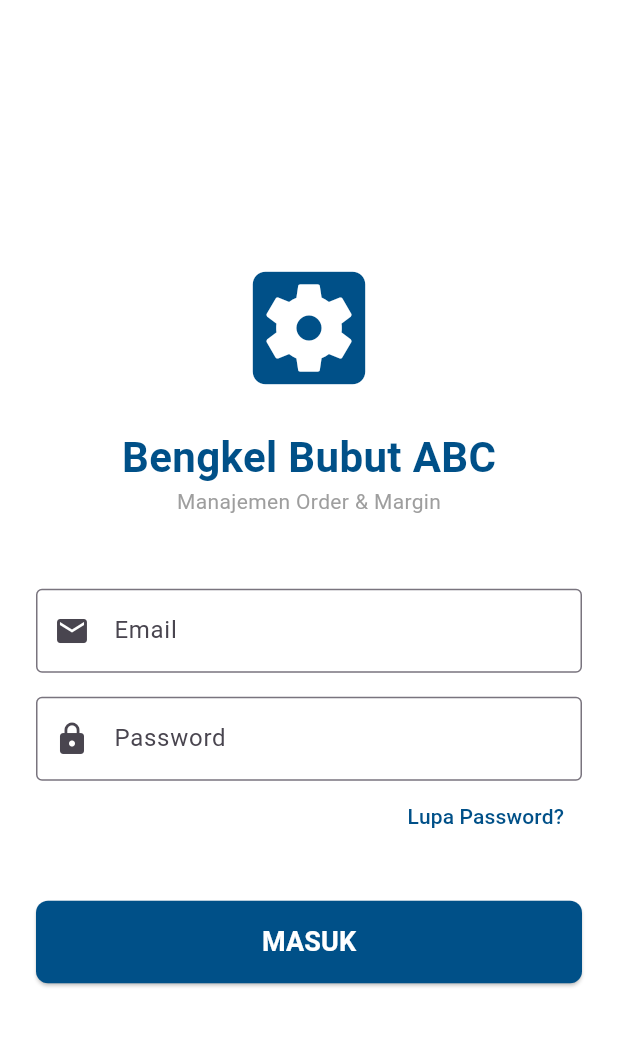
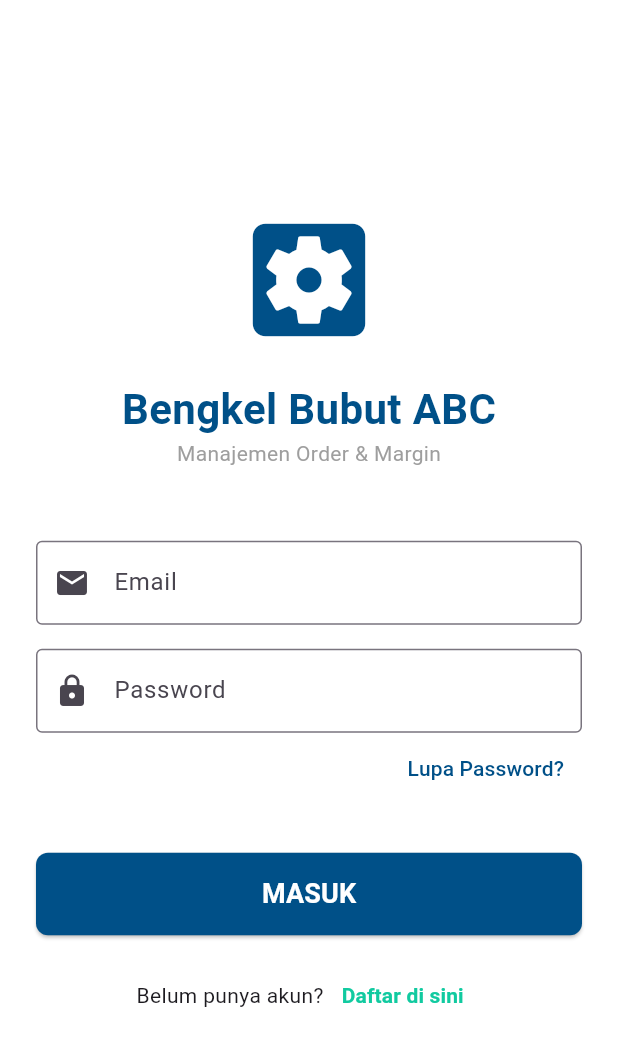
Before and after one commit to KishiEdward/frontend-bengkel, a Flutter app: the screen it shows after launch, on a phone screen of 412 x 824 dp. Shown: the top 1046 px of the screen. Run offline on Flutter 3.47's test engine with Material 3 defaults, Android fonts, the phone set to English and light mode, and no system bars; our stand-ins replace firebase_auth, firebase_core, shared_preferences; accounts and stored records are empty.

Commit message:
feat: new button for regist email

```diff
--- a/lib/ui/screens/login_screen.dart
+++ b/lib/ui/screens/login_screen.dart
@@ -1,6 +1,7 @@
 import 'package:flutter/material.dart';
 import 'package:front_bengkel/ui/screens/dashboard_screen.dart';
 import 'package:front_bengkel/ui/screens/lupa_password_screen.dart';
+import 'package:front_bengkel/ui/screens/register_screen.dart';
 import 'package:provider/provider.dart';
 import '../../providers/auth_provider.dart';
 
@@ -140,6 +141,32 @@ class _LoginScreenState extends State<LoginScreen> {
                         ),
                       ),
                     ),
+
+              const SizedBox(height: 16),
+              // Button untuk menuju ke halaman registrasi
+              Row(
+                mainAxisAlignment: MainAxisAlignment.center,
+                children: [
+                  const Text("Belum punya akun?"),
+                  TextButton(
+                    onPressed: () {
+                      Navigator.push(
+                        context,
+                        MaterialPageRoute(
+                          builder: (context) => const RegisterScreen(),
+                        ),
+                      );
+                    },
+                    child: const Text(
+                      "Daftar di sini",
+                      style: TextStyle(
+                        color: Color(0xFF11caa0),
+                        fontWeight: FontWeight.bold,
+                      ),
+                    ),
+                  ),
+                ],
+              ),
             ],
           ),
         ),
```
